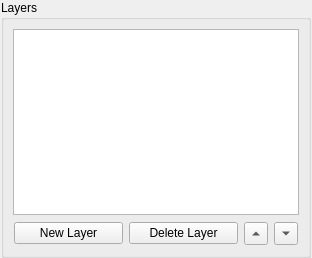
First picture: the form in editor_app/gui/layers_sprites.ui, repository danielmeinert/objectcreator, before the edit.
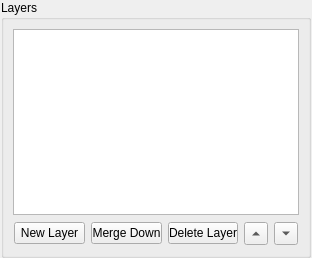
Second picture: the form after the edit. Custom widgets are drawn as their Qt base class.

Patch:
```diff
--- a/editor_app/gui/layers_sprites.ui
+++ b/editor_app/gui/layers_sprites.ui
@@ -123,6 +123,13 @@
            </property>
           </widget>
          </item>
+         <item>
+          <widget class="QPushButton" name="button_merge">
+           <property name="text">
+            <string>Merge Down</string>
+           </property>
+          </widget>
+         </item>
          <item>
           <widget class="QPushButton" name="button_delete">
            <property name="text">
```
